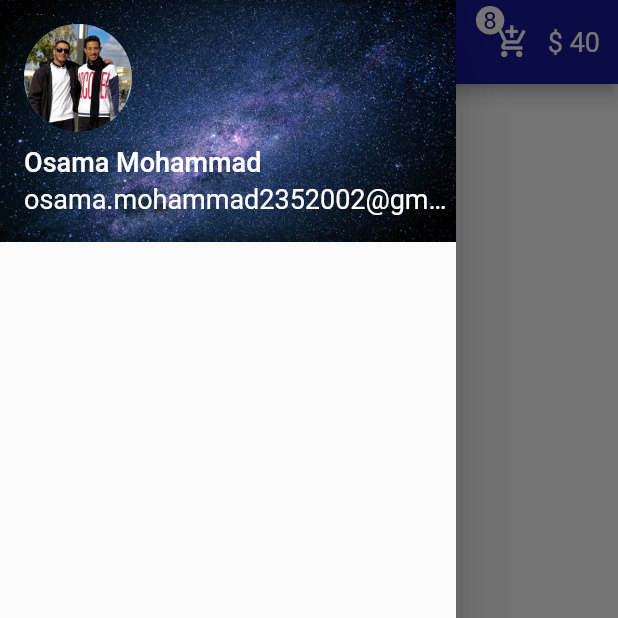
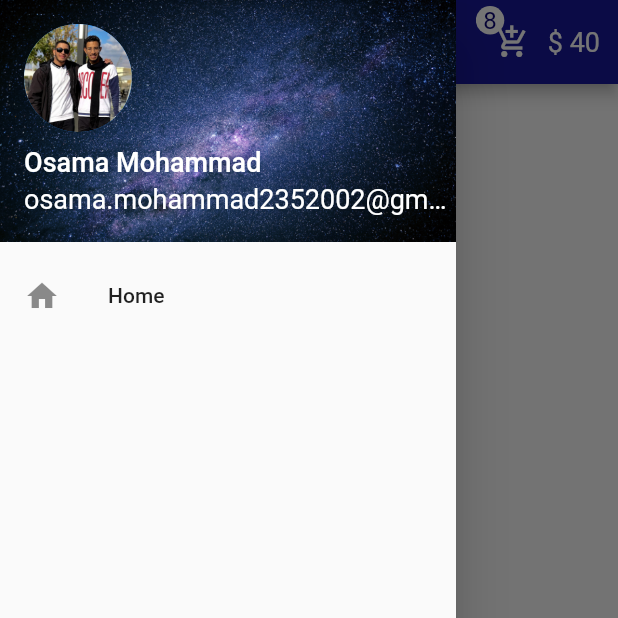
Before and after one commit to OsamaMohammadAbdalaziz/Shoes_Store_app, a Flutter app: the screen it shows after launch, with the side drawer open, on a phone screen of 412 x 824 dp, the top half of it. Run offline on Flutter 3.47's test engine with Material 2 defaults, Android fonts, the phone set to English and light mode, and no system bars.

Commit message:
ListTile(Home)

```diff
--- a/lib/Pages/Home.dart
+++ b/lib/Pages/Home.dart
@@ -33,6 +33,11 @@ class Home extends StatelessWidget {
                       fontSize: 18,
                       color: Color.fromARGB(255, 255, 255, 255),
                     )),
+              ),
+              ListTile(
+                title: Text("Home"),
+                leading: Icon(Icons.home),
+                onTap: () {},
               ),
             ],
           ),
```
